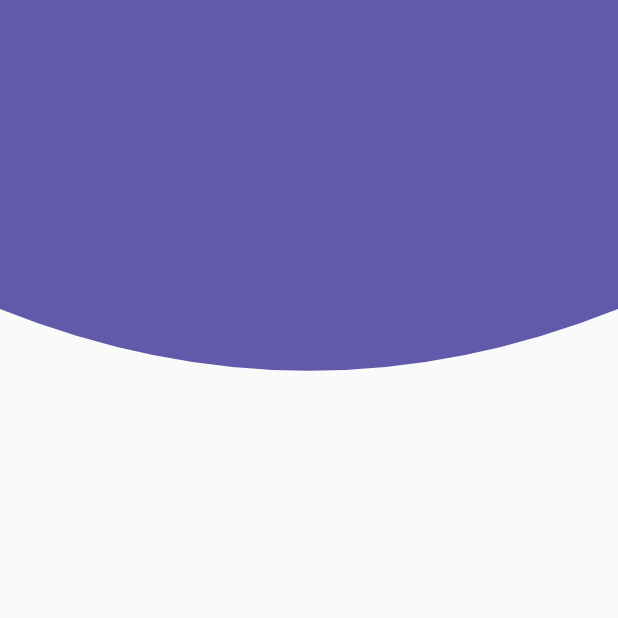
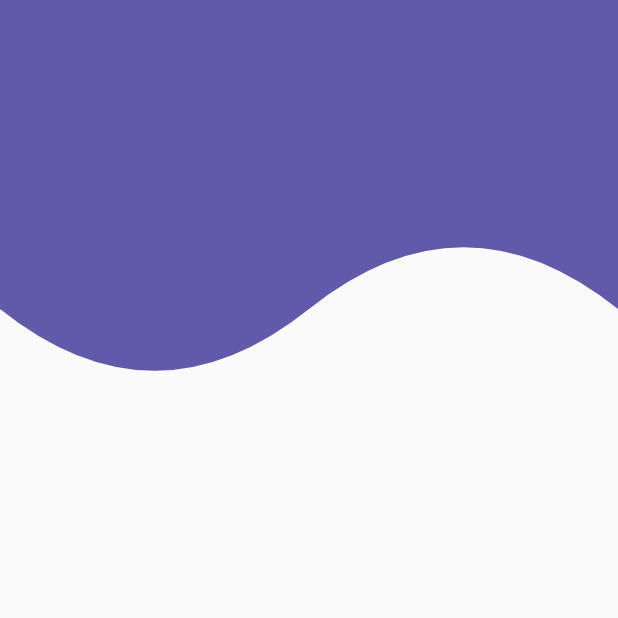
Before and after one commit to chicho69-cesar/designs-flutter-course, a Flutter app: the screen it shows after launch, on a phone screen of 412 x 824 dp, the top half of it. Run offline on Flutter 3.47's test engine with Material 2 defaults, Android fonts, the phone set to English and light mode, and no system bars.

Commit message:
Header Waves agregado

```diff
--- a/lib/src/pages/headers_page.dart
+++ b/lib/src/pages/headers_page.dart
@@ -12,7 +12,8 @@
       // body: HeaderDiagonal(),
       // body: HeaderTriangulo(),
       // body: HeaderPico(),
-      body: HeaderCurvo(),
+      // body: HeaderCurvo(),
+      body: HeaderWaves(),
     );
   }
 }
--- a/lib/src/widgets/headers.dart
+++ b/lib/src/widgets/headers.dart
@@ -208,3 +208,44 @@
     return true;
   }
 }
+
+class HeaderWaves extends StatelessWidget {
+  const HeaderWaves({super.key});
+
+  @override
+  Widget build(BuildContext context) {
+    // ignore: sized_box_for_whitespace
+    return Container(
+      height: double.infinity,
+      width: double.infinity,
+      child: CustomPaint(
+        painter: _HeaderWavesPainter(),
+      ),
+    );
+  }
+}
+
+class _HeaderWavesPainter extends CustomPainter {
+  @override
+  void paint(Canvas canvas, Size size) {
+    final paint = Paint();
+
+    paint.color = const Color(0xff615AAB);
+    paint.style = PaintingStyle.fill;
+    paint.strokeWidth = 20;
+
+    final path = Path();
+
+    path.lineTo(0, size.height * 0.25);
+    path.quadraticBezierTo(size.width * 0.25, size.height * 0.35, size.width * 0.5, size.height * 0.25);
+    path.quadraticBezierTo(size.width * 0.75, size.height * 0.15, size.width, size.height * 0.25);
+    path.lineTo(size.width, 0);
+
+    canvas.drawPath(path, paint);
+  }
+
+  @override
+  bool shouldRepaint(covariant CustomPainter oldDelegate) {
+    return true;
+  }
+}
```
